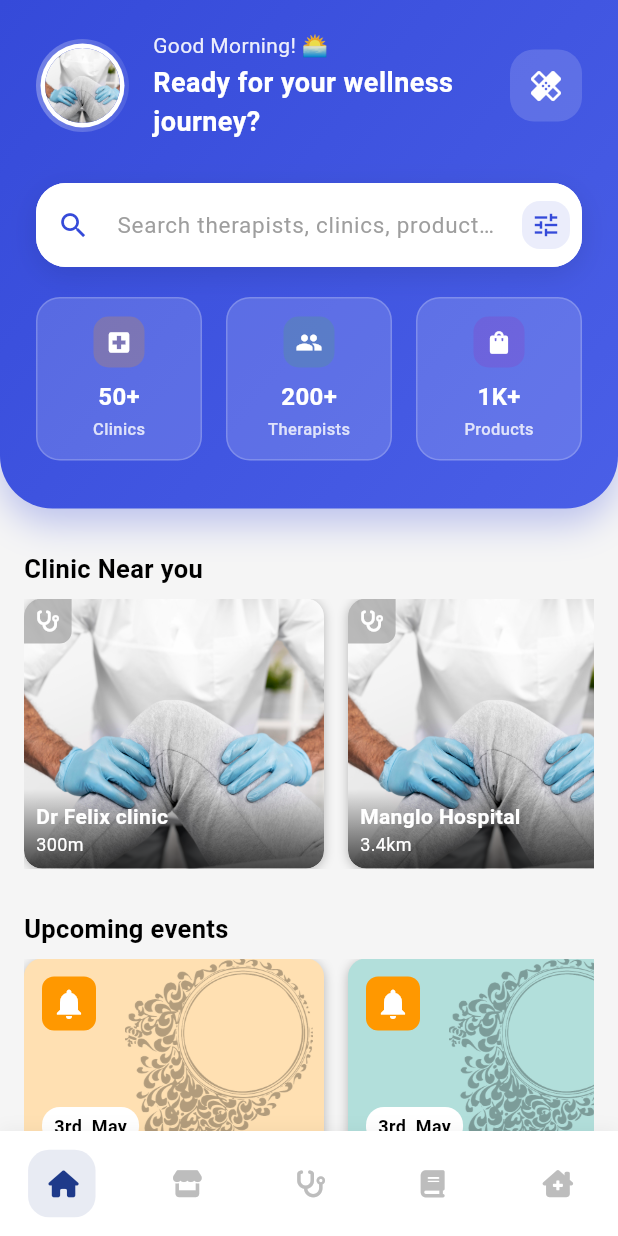
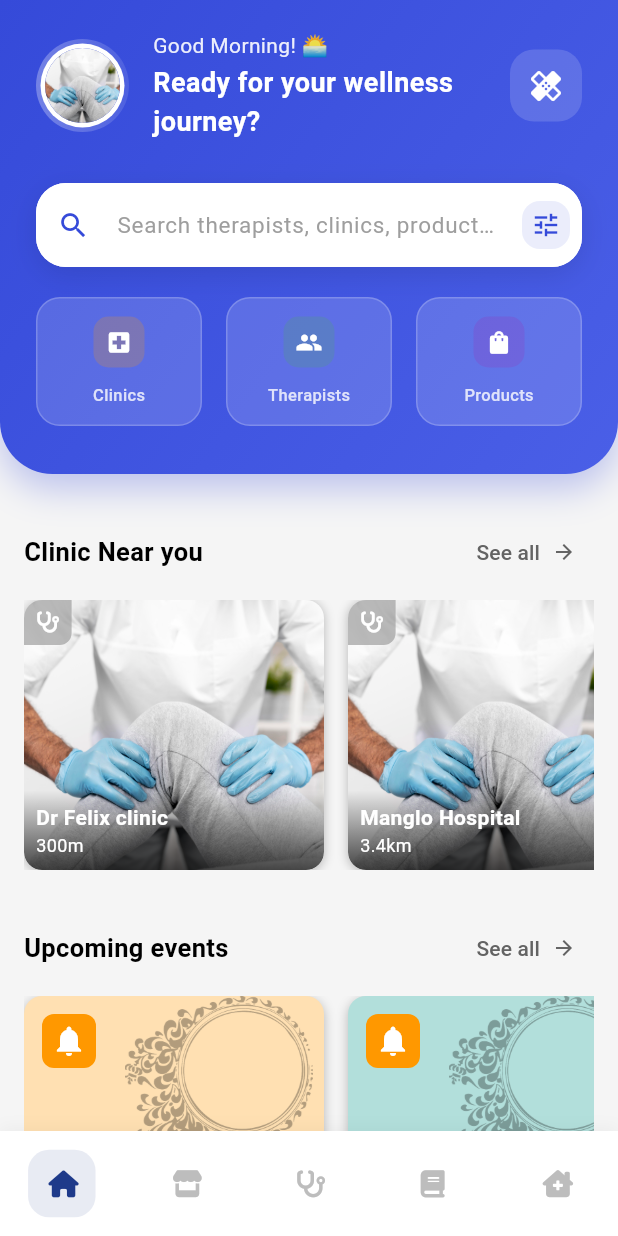
Before and after one commit to lotas1/physio-digital, a Flutter app: the screen it shows after launch, on a phone screen of 412 x 824 dp. Run offline on Flutter 3.47's test engine with Material 3 defaults, Android fonts, the light colour scheme and no system bars; our stand-ins replace cached_network_image, cloud_firestore, firebase_auth, firebase_core, firebase_storage, font_awesome_flutter and 6 more; accounts and stored records are empty.

Commit message:
refactor(clinics): update color handling in clinic views and restore button functionality
- Replace deprecated color opacity methods with the new withValues method for better performance and consistency.
- Restore the 'See all' button functionality in ClinicNearYou, InformativeArticles, and UpcomingEvents sections for improved navigation.
- Clean up commented-out code to enhance readability and maintainability.

```diff
--- a/lib/view/clinics/clinic_view.dart
+++ b/lib/view/clinics/clinic_view.dart
@@ -127,7 +127,7 @@ class ClinicsView extends GetView<ListClinicController> {
         borderRadius: BorderRadius.circular(12),
         boxShadow: [
           BoxShadow(
-            color: Colors.black.withOpacity(0.05),
+            color: Colors.black.withValues(alpha: 0.05),
             blurRadius: 8,
             offset: const Offset(0, 3),
           ),
@@ -201,7 +201,7 @@ class ClinicsView extends GetView<ListClinicController> {
           borderRadius: BorderRadius.circular(12),
           boxShadow: [
             BoxShadow(
-              color: Colors.black.withOpacity(0.05),
+              color: Colors.black.withValues(alpha: 0.05),
               blurRadius: 8,
               offset: const Offset(0, 3),
             ),
@@ -249,7 +249,7 @@ class ClinicsView extends GetView<ListClinicController> {
                     Container(
                       padding: const EdgeInsets.symmetric(horizontal: 8, vertical: 4),
                       decoration: BoxDecoration(
-                        color: const Color(0xFF354AD9).withOpacity(0.1),
+                        color: const Color(0xFF354AD9).withValues(alpha: 0.1),
                         borderRadius: BorderRadius.circular(8),
                       ),
                       child: const Text(
--- a/lib/view/home/clinic_near_you.dart
+++ b/lib/view/home/clinic_near_you.dart
@@ -28,23 +28,23 @@ class ClinicNearYou extends StatelessWidget {
             title,
             style: const TextStyle(fontSize: 17, fontWeight: FontWeight.bold),
           ),
-          // TextButton.icon(
-          //   onPressed: () {},
-          //   label: const Text(
-          //     'See all',
-          //     style: TextStyle(color: Color.fromARGB(255, 99, 99, 99)),
-          //   ),
-          //   icon: const Icon(Icons.arrow_forward, size: 16),
-          //   iconAlignment: IconAlignment.end,
-          //   style: TextButton.styleFrom(
-          //     iconColor: const Color.fromARGB(255, 99, 99, 99),
-          //     backgroundColor: Colors.transparent,
-          //     shape: RoundedRectangleBorder(
-          //       borderRadius: BorderRadius.circular(20),
-          //     ),
-          //     padding: const EdgeInsets.symmetric(horizontal: 12, vertical: 8),
-          //   ),
-          // ),
+          TextButton.icon(
+            onPressed: () {},
+            label: const Text(
+              'See all',
+              style: TextStyle(color: Color.fromARGB(255, 99, 99, 99)),
+            ),
+            icon: const Icon(Icons.arrow_forward, size: 16),
+            iconAlignment: IconAlignment.end,
+            style: TextButton.styleFrom(
+              iconColor: const Color.fromARGB(255, 99, 99, 99),
+              backgroundColor: Colors.transparent,
+              shape: RoundedRectangleBorder(
+                borderRadius: BorderRadius.circular(20),
+              ),
+              padding: const EdgeInsets.symmetric(horizontal: 12, vertical: 8),
+            ),
+          ),
         ],
       ),
     );
@@ -99,7 +99,7 @@ class ClinicNearYou extends StatelessWidget {
                 child: Container(
                   padding: const EdgeInsets.all(8),
                   decoration: BoxDecoration(
-                    color: Colors.grey.withOpacity(0.7),
+                    color: Colors.grey.withValues(alpha: 0.7),
                     borderRadius: const BorderRadius.only(
                         bottomRight: Radius.circular(8)),
                   ),
@@ -119,7 +119,7 @@ class ClinicNearYou extends StatelessWidget {
                       begin: Alignment.bottomCenter,
                       end: Alignment.topCenter,
                       colors: [
-                        Colors.black.withOpacity(0.7),
+                        Colors.black.withValues(alpha: 0.7),
                         Colors.transparent,
                       ],
                     ),
--- a/lib/view/home/home_page.dart
+++ b/lib/view/home/home_page.dart
@@ -385,14 +385,14 @@ class _QuickStatCard extends StatelessWidget {
               ),
             ),
             const SizedBox(height: 8),
-            Text(
-              value,
-              style: const TextStyle(
-                color: Colors.white,
-                fontSize: 16,
-                fontWeight: FontWeight.bold,
-              ),
-            ),
+            // Text(
+            //   value,
+            //   style: const TextStyle(
+            //     color: Colors.white,
+            //     fontSize: 16,
+            //     fontWeight: FontWeight.bold,
+            //   ),
+            // ),
             const SizedBox(height: 2),
             Text(
               label,
--- a/lib/view/home/upcoming_events.dart
+++ b/lib/view/home/upcoming_events.dart
@@ -1,6 +1,4 @@
 import 'package:flutter/material.dart';
-import 'package:get/get.dart';
-import 'package:physio_digital/view/posts/view_post.dart';
 
 class UpcomingEvents extends StatelessWidget {
   const UpcomingEvents({Key? key}) : super(key: key);
@@ -26,25 +24,25 @@ class UpcomingEvents extends StatelessWidget {
             title,
             style: const TextStyle(fontSize: 17, fontWeight: FontWeight.bold),
           ),
-          // TextButton.icon(
-          //   onPressed: (){
-          //     // Get.to()
-          //   },
-          //   label: const Text(
-          //     'See all',
-          //     style: TextStyle(color: Color.fromARGB(255, 99, 99, 99)),
-          //   ),
-          //   icon: const Icon(Icons.arrow_forward, size: 16),
-          //   iconAlignment: IconAlignment.end,
-          //   style: TextButton.styleFrom(
-          //     iconColor: const Color.fromARGB(255, 99, 99, 99), // Text color
-          //     backgroundColor: Colors.transparent, // Button color
-          //     shape: RoundedRectangleBorder(
-          //       borderRadius: BorderRadius.circular(20),
-          //     ),
-          //     padding: const EdgeInsets.symmetric(horizontal: 12, vertical: 8),
-          //   ),
-          // ),
+          TextButton.icon(
+            onPressed: (){
+              // Get.to()
+            },
+            label: const Text(
+              'See all',
+              style: TextStyle(color: Color.fromARGB(255, 99, 99, 99)),
+            ),
+            icon: const Icon(Icons.arrow_forward, size: 16),
+            iconAlignment: IconAlignment.end,
+            style: TextButton.styleFrom(
+              iconColor: const Color.fromARGB(255, 99, 99, 99), // Text color
+              backgroundColor: Colors.transparent, // Button color
+              shape: RoundedRectangleBorder(
+                borderRadius: BorderRadius.circular(20),
+              ),
+              padding: const EdgeInsets.symmetric(horizontal: 12, vertical: 8),
+            ),
+          ),
         ],
       ),
     );
```
Also changed, not shown: lib/view/clinics/clinic_profile/clinic_details.dart (+4 -4 lines), lib/view/home/informative_articles.dart (+21 -24 lines).
